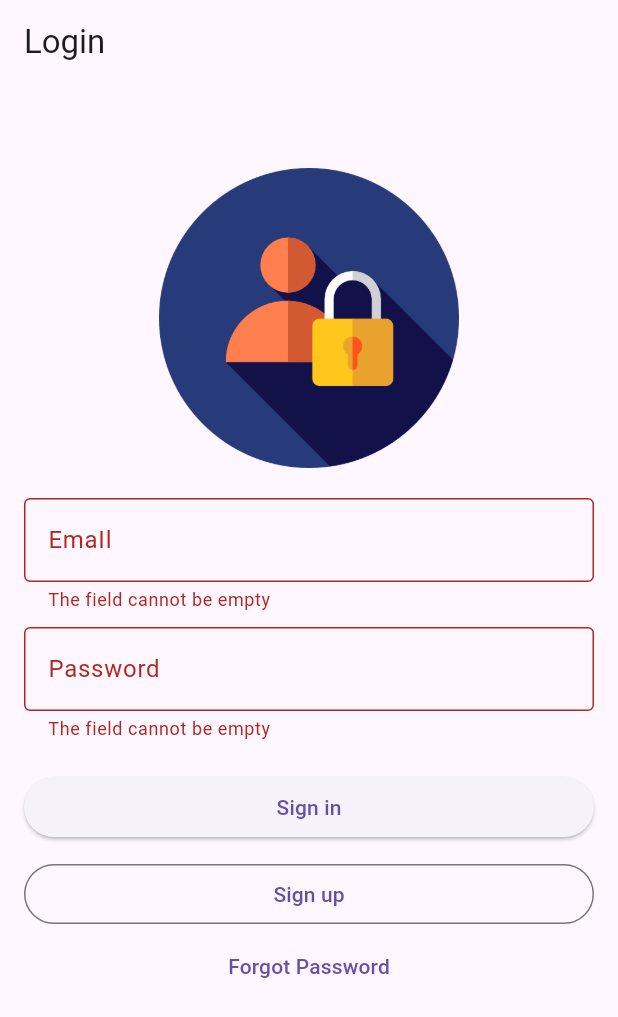
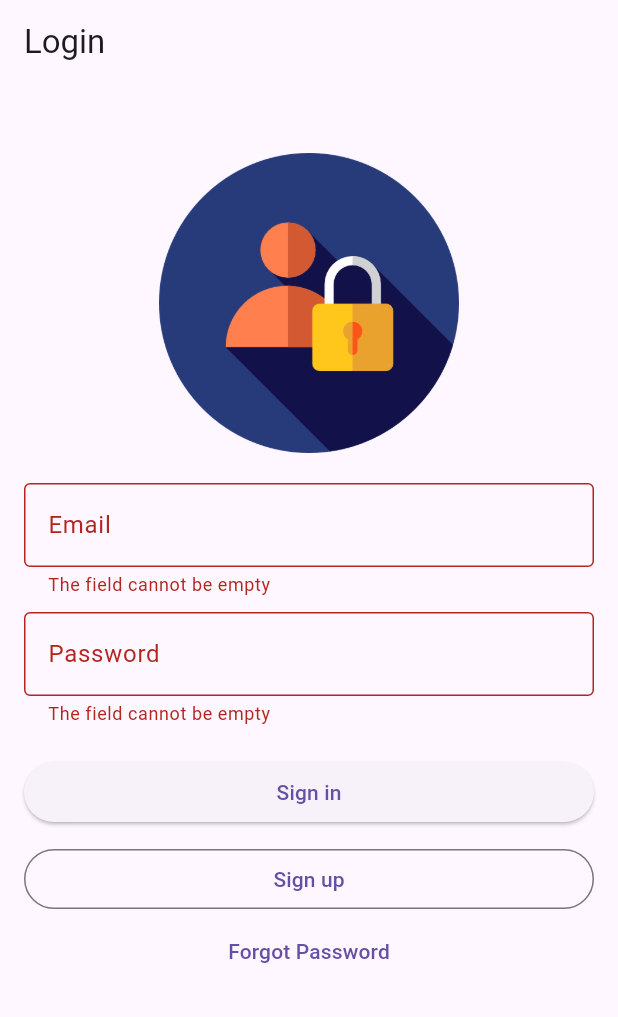
Before and after one commit to ThDuyen-hub/ThaiNguyenThienDuyen_2224802010197_Lab3, a Flutter app: the screen it shows after launch, after a tap on "Sign in", on a phone screen of 412 x 824 dp. Shown: the top 1017 px of the screen. Run offline on Flutter 3.47's test engine with Material 3 defaults, Android fonts, the phone set to English and light mode, and no system bars; our stand-ins replace dio.

Commit message:
update login api and fix validation

```diff
--- a/lib/login_screen.dart
+++ b/lib/login_screen.dart
@@ -27,7 +27,7 @@ class _LoginScreenState extends State<LoginScreen> {
           key: _formKey,
           child: ListView(
             children: [
-              const SizedBox(height: 40),
+              const SizedBox(height: 30),
               Image.asset(
                 'assets/images/logo_sign_in.png',
                 width: 200,
@@ -39,7 +39,7 @@ class _LoginScreenState extends State<LoginScreen> {
               TextFormField(
                 controller: emailController,
                 decoration: const InputDecoration(
-                  labelText: "EmaIl",
+                  labelText: "Email",
                   border: OutlineInputBorder(),
                 ),
                 validator: (value) {
@@ -98,8 +98,6 @@ class _LoginScreenState extends State<LoginScreen> {
                         content: Text(success.toString()),
                       ),
                     );
-                  } else {
-                    print("NOT VALID");
                   }
                 },
                 child: const Text("Sign in"),
```
Also changed, not shown: lib/api_service.dart (+13 -2 lines).
